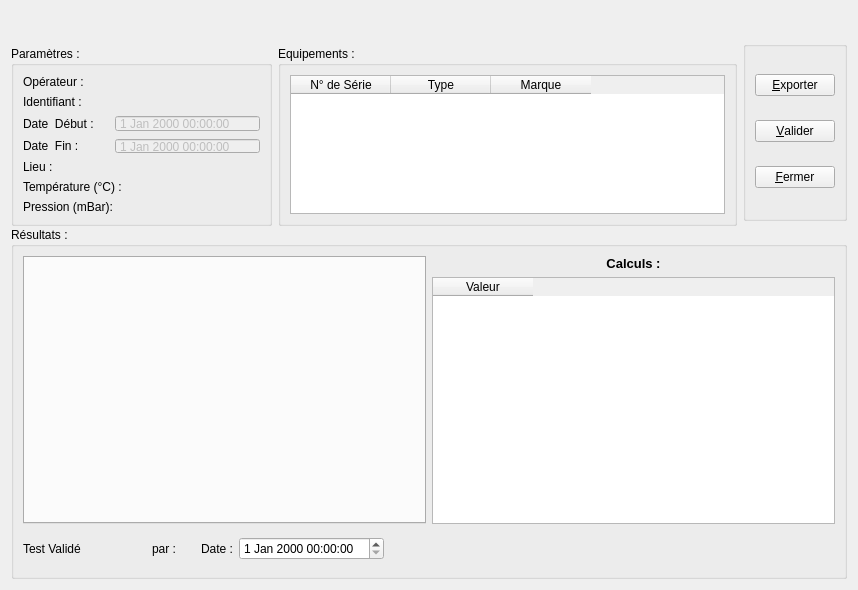
The window that et_generateurrapporttest.ui (InformatiqueAtmoNA/tam) describes before a commit, drawn with Qt 5.
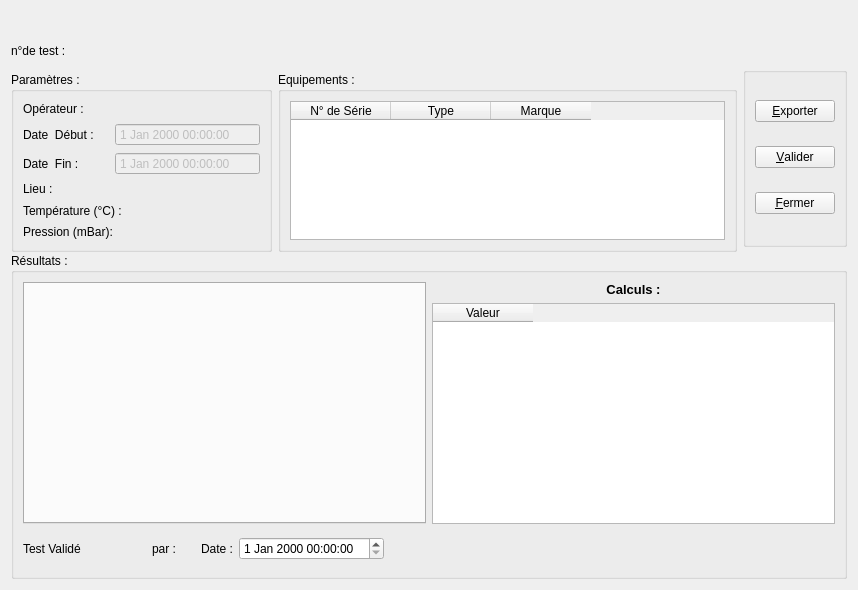
The same window after the commit.

Diff of the .ui file:
```diff
--- a/et_generateurrapporttest.ui
+++ b/et_generateurrapporttest.ui
@@ -15,6 +15,37 @@
   </property>
   <layout class="QGridLayout" name="gridLayout_5">
    <item row="1" column="0">
+    <layout class="QHBoxLayout" name="horizontalLayout_16">
+     <item>
+      <widget class="QLabel" name="label_3">
+       <property name="text">
+        <string>n°de test :</string>
+       </property>
+      </widget>
+     </item>
+     <item>
+      <widget class="QLabel" name="idTest">
+       <property name="text">
+        <string/>
+       </property>
+      </widget>
+     </item>
+     <item>
+      <spacer name="horizontalSpacer_2">
+       <property name="orientation">
+        <enum>Qt::Horizontal</enum>
+       </property>
+       <property name="sizeHint" stdset="0">
+        <size>
+         <width>40</width>
+         <height>20</height>
+        </size>
+       </property>
+      </spacer>
+     </item>
+    </layout>
+   </item>
+   <item row="2" column="0">
     <layout class="QHBoxLayout" name="horizontalLayout_7">
      <item>
       <layout class="QHBoxLayout" name="horizontalLayout_6">
@@ -60,24 +91,6 @@
             </item>
            </layout>
           </item>
-          <item>
-           <layout class="QHBoxLayout" name="horizontalLayout_16">
-            <item>
-             <widget class="QLabel" name="label_3">
-              <property name="text">
-               <string>Identifiant :</string>
-              </property>
-             </widget>
-            </item>
-            <item>
-             <widget class="QLabel" name="idTest">
-              <property name="text">
-               <string/>
-              </property>
-             </widget>
-            </item>
-           </layout>
-          </item>
           <item>
            <layout class="QHBoxLayout" name="horizontalLayout">
             <item>
@@ -326,23 +339,7 @@
      </item>
     </layout>
    </item>
-   <item row="0" column="0">
-    <widget class="QLabel" name="label_TypeTest">
-     <property name="font">
-      <font>
-       <family>Andale Mono</family>
-       <pointsize>16</pointsize>
-      </font>
-     </property>
-     <property name="text">
-      <string/>
-     </property>
-     <property name="alignment">
-      <set>Qt::AlignCenter</set>
-     </property>
-    </widget>
-   </item>
-   <item row="2" column="0">
+   <item row="3" column="0">
     <widget class="QGroupBox" name="groupBox_3">
      <property name="minimumSize">
       <size>
@@ -495,6 +492,22 @@
      </layout>
     </widget>
    </item>
+   <item row="0" column="0">
+    <widget class="QLabel" name="label_TypeTest">
+     <property name="font">
+      <font>
+       <family>Andale Mono</family>
+       <pointsize>16</pointsize>
+      </font>
+     </property>
+     <property name="text">
+      <string/>
+     </property>
+     <property name="alignment">
+      <set>Qt::AlignCenter</set>
+     </property>
+    </widget>
+   </item>
   </layout>
  </widget>
  <resources/>
```
